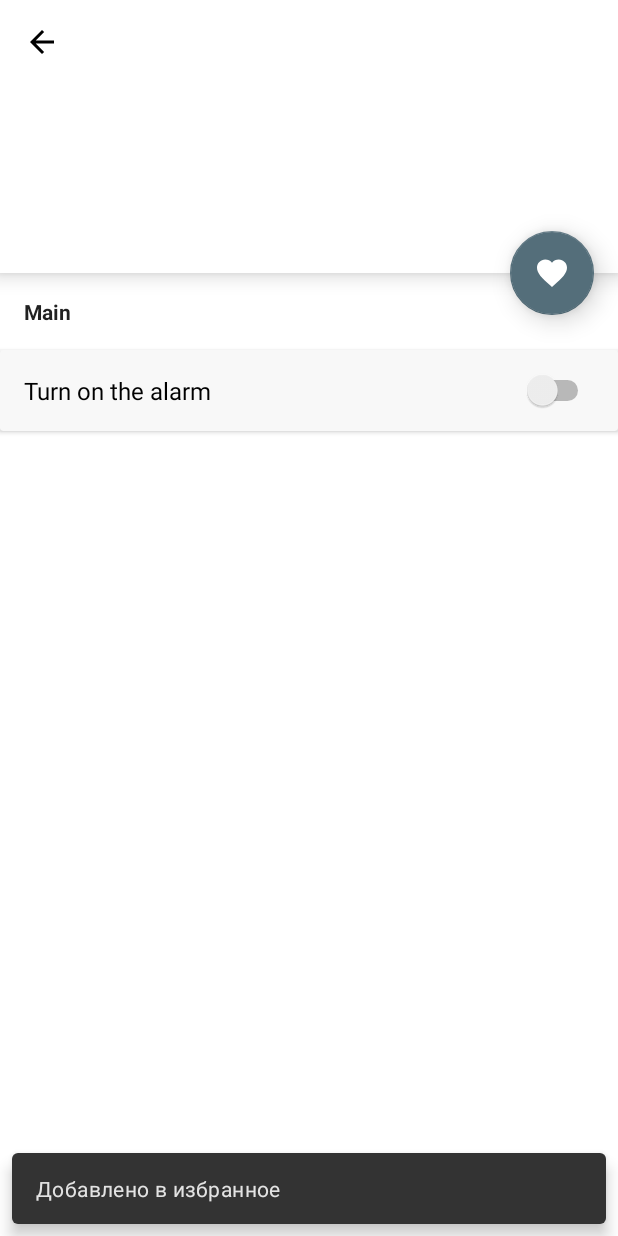
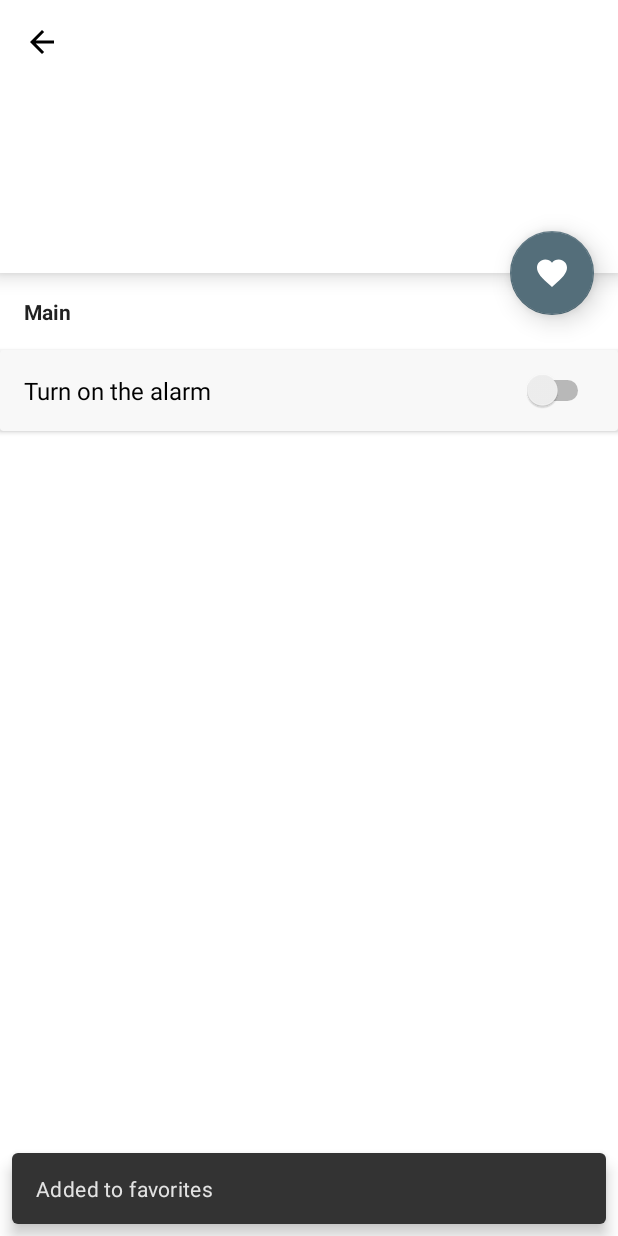
Before and after one commit to booleanull/PushAlerts, an Android app: the fragment HomeDetailsFragment shown on its own in the app's theme, after a tap on an icon or button, on a phone screen of 412 x 824 dp. Run offline under Robolectric (Android 15) with nearby library versions, the phone set to English and light mode, and no system bars; our stand-ins replace Room's generated code; libraries missing offline, so code that uses them is left out: ru.terrakok.cicerone; 3 statements that could not run were skipped.

Commit message:
Add strings and fix internet permission

```diff
--- a/feature-home-ui/src/main/java/org/booleanull/feature_home_ui/fragment/HomeDetailsFragment.kt
+++ b/feature-home-ui/src/main/java/org/booleanull/feature_home_ui/fragment/HomeDetailsFragment.kt
@@ -203,9 +203,9 @@ class HomeDetailsFragment : BaseFragment() {
             Snackbar.make(
                 requireView(),
                 if (isFavorite) {
-                    "Добавлено в избранное"
+                    getString(R.string.added_to_favorites)
                 } else {
-                    "Удалено из избранного"
+                    getString(R.string.removed_from_favorites)
                 },
                 Snackbar.LENGTH_SHORT
             )
--- a/feature-home-ui/src/main/res/values/strings.xml
+++ b/feature-home-ui/src/main/res/values/strings.xml
@@ -22,4 +22,6 @@
     <string name="disable_all">Disable all</string>
     <string name="permissions">Permissions</string>
     <string name="add_filter">Add filter</string>
+    <string name="added_to_favorites">Added to favorites</string>
+    <string name="removed_from_favorites">Removed from favorites</string>
 </resources>
--- a/repositories/src/main/java/com/booleanull/repositories/ApplicationRepositoryImpl.kt
+++ b/repositories/src/main/java/com/booleanull/repositories/ApplicationRepositoryImpl.kt
@@ -1,6 +1,5 @@
 package org.booleanull.repositories
 
-import android.Manifest
 import android.content.pm.PackageManager
 import org.booleanull.core.entity.Application
 import org.booleanull.core.functional.Task
@@ -57,14 +56,15 @@ class ApplicationRepositoryImpl(
         val alarms = alarmRepository.getAlarms().map { it.alarm }
         val packages = packageManager.getInstalledPackages(PackageManager.GET_META_DATA)
         return packages.filter {
-            var hasInternetPermission = false
+            packageManager.getLaunchIntentForPackage(it.packageName) != null
+            /*var hasInternetPermission = false
             packageManager.getPackageInfo(it.packageName, PackageManager.GET_PERMISSIONS)
                 .requestedPermissions?.let { permissions ->
                     permissions.forEach { permission ->
                         if (permission == Manifest.permission.INTERNET) hasInternetPermission = true
                     }
                 }
-            packageManager.getLaunchIntentForPackage(it.packageName) != null && hasInternetPermission
+            packageManager.getLaunchIntentForPackage(it.packageName) != null && hasInternetPermission*/
         }.map { packageInfo ->
             Application(
                 packageManager.getApplicationLabel(packageInfo.applicationInfo).toString(),
```
Also changed, not shown: 1 other file.
